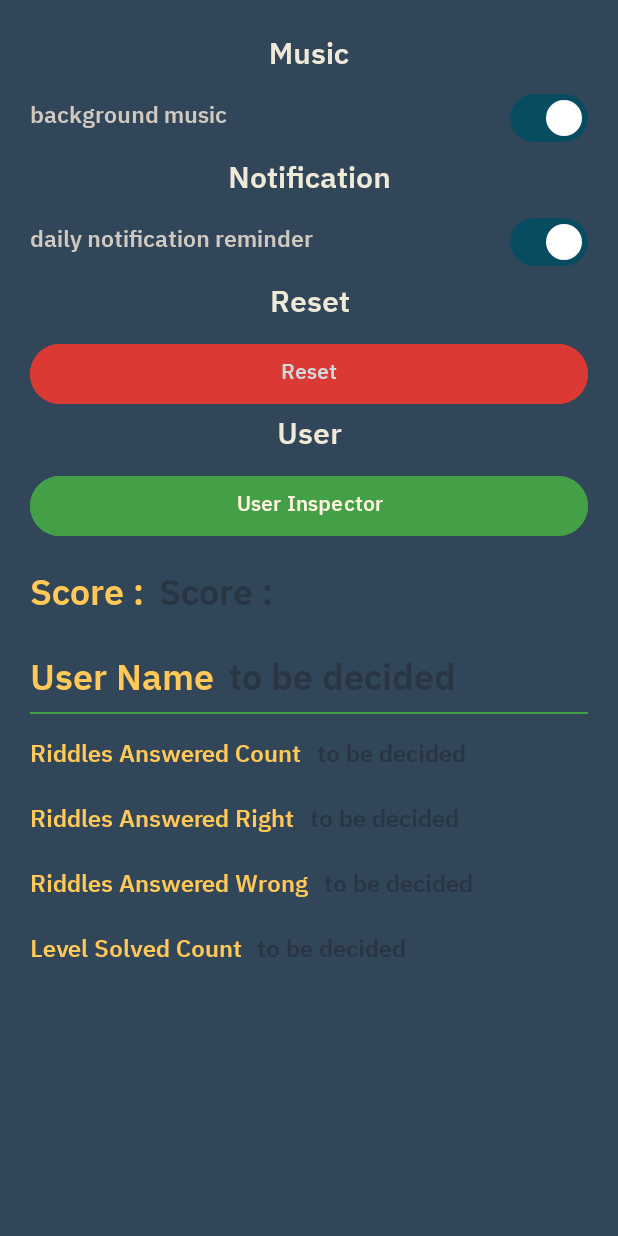
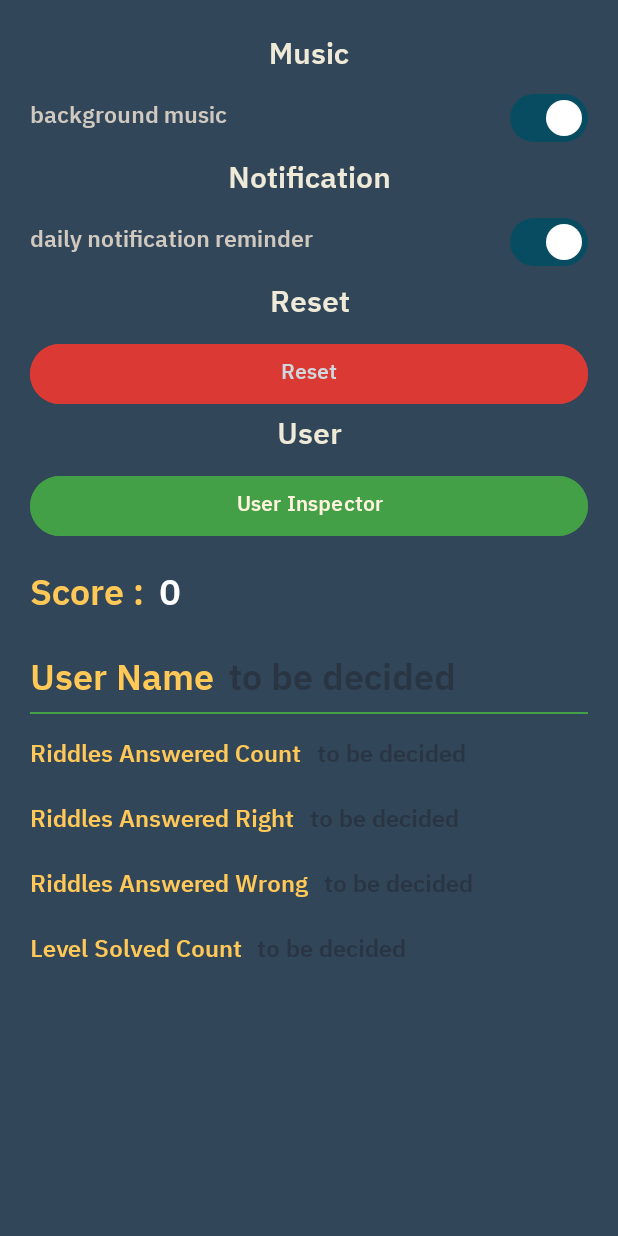
Before and after one commit to HeshamAbuShaban/The-Riddle, an Android app: the SettingsFragment screen opened through its navigation route, on a phone screen of 412 x 824 dp. Run offline under Robolectric (Android 15) with nearby library versions, the phone set to English and light mode, and no system bars; our stand-ins replace Dagger/Hilt's generated code.

Commit message:
-Update the state of each opened level -Score Functionality ..notDone # SettingsFragment initiate -Reset .. Score #ToBe -Check the return from Riddle to PlayFragment -Fix RiddlesTypes Layouts

```diff
--- a/app/src/main/java/dev/training/the_riddle/app_system/prefs/ScoreSharedPreferences.java
+++ b/app/src/main/java/dev/training/the_riddle/app_system/prefs/ScoreSharedPreferences.java
@@ -35,8 +35,8 @@ public class ScoreSharedPreferences {
         editor.remove(key).apply();
     }
 
-    public int getScore(String key) {
-        return sharedPreferences.getInt(key, -1);
+    public int getScore() {
+        return sharedPreferences.getInt(SharedKeys.SCORE_KEY.name(), 0);
     }
 
 }
--- a/app/src/main/java/dev/training/the_riddle/ui/fragments/dialogs/ResetDialog.java
+++ b/app/src/main/java/dev/training/the_riddle/ui/fragments/dialogs/ResetDialog.java
@@ -36,6 +36,7 @@ public class ResetDialog extends DialogFragment {
     public void onAttach(@NonNull Context context) {
         super.onAttach(context);
         try {
+            // _CHECK.THIS_Instead of the context being cast to DialogTimeOutCallback we use the getParentFragment() due the place of the view that use the listener are in a subFragment to the parent fragment.
             dialogResetListener = (DialogResetListener) context;
         } catch (ClassCastException e) {
             throw new ClassCastException(context
@@ -60,9 +61,9 @@ public class ResetDialog extends DialogFragment {
     @Override
     public void onCreate(@Nullable Bundle savedInstanceState) {
         super.onCreate(savedInstanceState);
-        if (getArguments() != null) {
+        Bundle bundle = getArguments();
+        if (bundle != null) {
             //test
-            Bundle bundle = getArguments();
             delete_forever_hint = bundle.getString(ARG_MESSAGE_HINT);
         } else {
             Log.i("RiddleDialog", "onCreate: theArgumentsAreEmpty");
--- a/app/src/main/java/dev/training/the_riddle/ui/fragments/dialogs/RiddleSkipDialog.java
+++ b/app/src/main/java/dev/training/the_riddle/ui/fragments/dialogs/RiddleSkipDialog.java
@@ -32,6 +32,7 @@ public class RiddleSkipDialog extends DialogFragment {
     public void onAttach(@NonNull Context context) {
         super.onAttach(context);
         try {
+            // Instead of the context being cast to DialogTimeOutCallback we use the getParentFragment() due the place of the view that use the listener are in a subFragment to the parent fragment.
             okay_btn_listener = (DialogListener) getParentFragment();
         } catch (ClassCastException e) {
             throw new ClassCastException(context
--- a/app/src/main/java/dev/training/the_riddle/ui/fragments/dialogs/RiddleTimeOutDialog.java
+++ b/app/src/main/java/dev/training/the_riddle/ui/fragments/dialogs/RiddleTimeOutDialog.java
@@ -38,10 +38,11 @@ public class RiddleTimeOutDialog extends DialogFragment {
     public void onAttach(@NonNull Context context) {
         super.onAttach(context);
         try {
-            okay_btn_listener = (DialogTimeOutCallback) context;
+            // Instead of the context being cast to DialogTimeOutCallback we use the getParentFragment() due the place of the view that use the listener are in a subFragment to the parent fragment.
+            okay_btn_listener = (DialogTimeOutCallback) getParentFragment();
         } catch (ClassCastException e) {
             throw new ClassCastException(context
-                    + " must implement DialogListener ");
+                    + " must implement DialogTimeOutCallback ");
         }
     }
 
--- a/app/src/main/java/dev/training/the_riddle/ui/fragments/dialogs/RiddleWrongDialog.java
+++ b/app/src/main/java/dev/training/the_riddle/ui/fragments/dialogs/RiddleWrongDialog.java
@@ -36,6 +36,7 @@ public class RiddleWrongDialog extends DialogFragment {
     public void onAttach(@NonNull Context context) {
         super.onAttach(context);
         try {
+            // Instead of the context being cast to DialogTimeOutCallback we use the getParentFragment() due the place of the view that use the listener are in a subFragment to the parent fragment.
             okay_btn_listener = (DialogListener) getParentFragment();
         } catch (ClassCastException e) {
             throw new ClassCastException(context
--- a/app/src/main/java/dev/training/the_riddle/ui/fragments/other_ui/SettingsFragment.kt
+++ b/app/src/main/java/dev/training/the_riddle/ui/fragments/other_ui/SettingsFragment.kt
@@ -5,9 +5,13 @@ import android.view.LayoutInflater
 import android.view.View
 import android.view.ViewGroup
 import androidx.fragment.app.Fragment
+import dev.training.the_riddle.app_system.interfaces.DialogResetListener
+import dev.training.the_riddle.app_system.prefs.ScoreSharedPreferences
 import dev.training.the_riddle.databinding.FrgamentSettingsBinding
+import dev.training.the_riddle.ui.fragments.dialogs.ResetDialog
+import dev.training.the_riddle.utils.GeneralUtils
 
-class SettingsFragment : Fragment() {
+class SettingsFragment : Fragment(), DialogResetListener {
     private lateinit var binding: FrgamentSettingsBinding
 
     override fun onCreateView(
@@ -19,4 +23,35 @@ class SettingsFragment : Fragment() {
         return binding.root
     }
 
+    override fun onViewCreated(view: View, savedInstanceState: Bundle?) {
+        super.onViewCreated(view, savedInstanceState)
+        init()
+    }
+
+    private fun init() {
+        displayStatistics()
+        setupClickListeners()
+    }
+
+    private fun displayStatistics() {
+        with(binding) {
+            tvSettingScore.text = ScoreSharedPreferences.getInstance().score.toString()
+        }
+    }
+
+    private fun setupClickListeners() {
+        with(binding) {
+            resetDataBtn.setOnClickListener {
+                ResetDialog().show(childFragmentManager, "ResetStatistics")
+            }
+
+            setDataBtn.setOnClickListener {
+                GeneralUtils.getInstance().showSnackBar(root, "ComingSoon...")
+            }
+        }
+    }
+
+    override fun onResetCalled() {
+        ScoreSharedPreferences.getInstance().removeValueOfKey("SCORE_KEY")
+    }
 }
--- a/app/src/main/res/navigation/nav_graph.xml
+++ b/app/src/main/res/navigation/nav_graph.xml
@@ -40,12 +40,9 @@
             android:id="@+id/action_playFragment_to_riddleContainerFragment"
             app:destination="@id/riddleContainerFragment"
             app:enterAnim="@anim/slide_in_right"
-            app:launchSingleTop="true"
-            app:popEnterAnim="@anim/slide_out_left" >
-            <!--<argument
-                android:name="levelNum"
-                app:argType="integer"/>-->
-        </action>
+            app:exitAnim="@anim/slide_out_left"
+            app:popEnterAnim="@anim/slide_out_right"
+            app:popExitAnim="@anim/slide_in_left" />
     </fragment>
     <fragment
         android:id="@+id/riddleContainerFragment"
@@ -57,7 +54,9 @@
             app:destination="@id/playFragment" />
         <!--Possible Way is by putting the argument in the receiver destination-->
         <!--As Such-->
-        <argument android:name="levelNum" app:argType="integer"/>
+        <argument
+            android:name="levelNum"
+            app:argType="integer" />
     </fragment>
     <fragment
         android:id="@+id/riddleFragment"
```
Also changed, not shown: app/src/main/java/dev/training/the_riddle/ui/fragments/game_ui/PlayFragment.kt (+9 -17 lines), app/src/main/java/dev/training/the_riddle/ui/fragments/game_ui/RiddleContainerFragment.kt (+31 -3 lines), app/src/main/res/layout/fragment_riddle_container.xml (+12 -9 lines).
